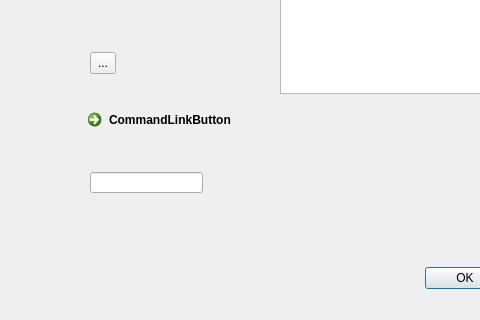
Before: the Qt Designer form opt_gui.ui in anhnda/DemoApp, drawn with Qt 5; both pictures show x 0 to 480 and y 128 to 448 of the 638 by 448 pixel window.
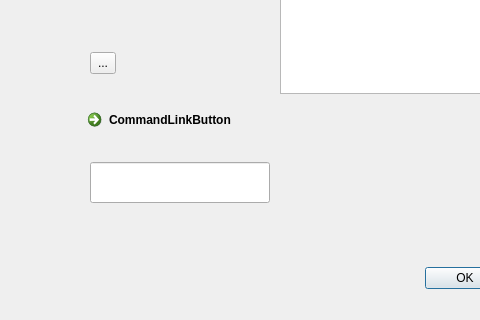
After: the same form once the commit is applied.

The edit to the form file:
```diff
--- a/opt_gui.ui
+++ b/opt_gui.ui
@@ -82,11 +82,28 @@
    <property name="geometry">
     <rect>
      <x>90</x>
-     <y>300</y>
-     <width>113</width>
-     <height>21</height>
+     <y>290</y>
+     <width>180</width>
+     <height>41</height>
     </rect>
    </property>
+   <property name="sizePolicy">
+    <sizepolicy hsizetype="Expanding" vsizetype="Expanding">
+     <horstretch>0</horstretch>
+     <verstretch>0</verstretch>
+    </sizepolicy>
+   </property>
+   <property name="minimumSize">
+    <size>
+     <width>180</width>
+     <height>41</height>
+    </size>
+   </property>
+   <property name="font">
+    <font>
+     <family>Arial</family>
+    </font>
+   </property>
   </widget>
  </widget>
  <resources/>
```
